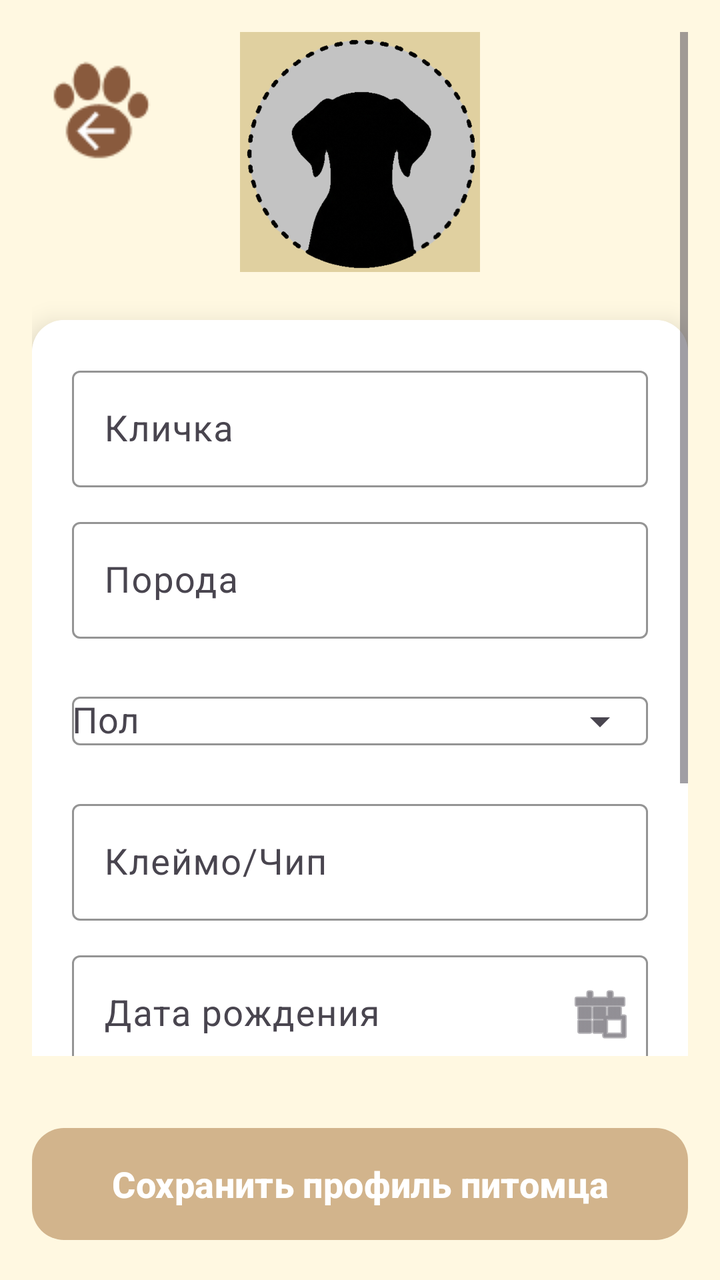
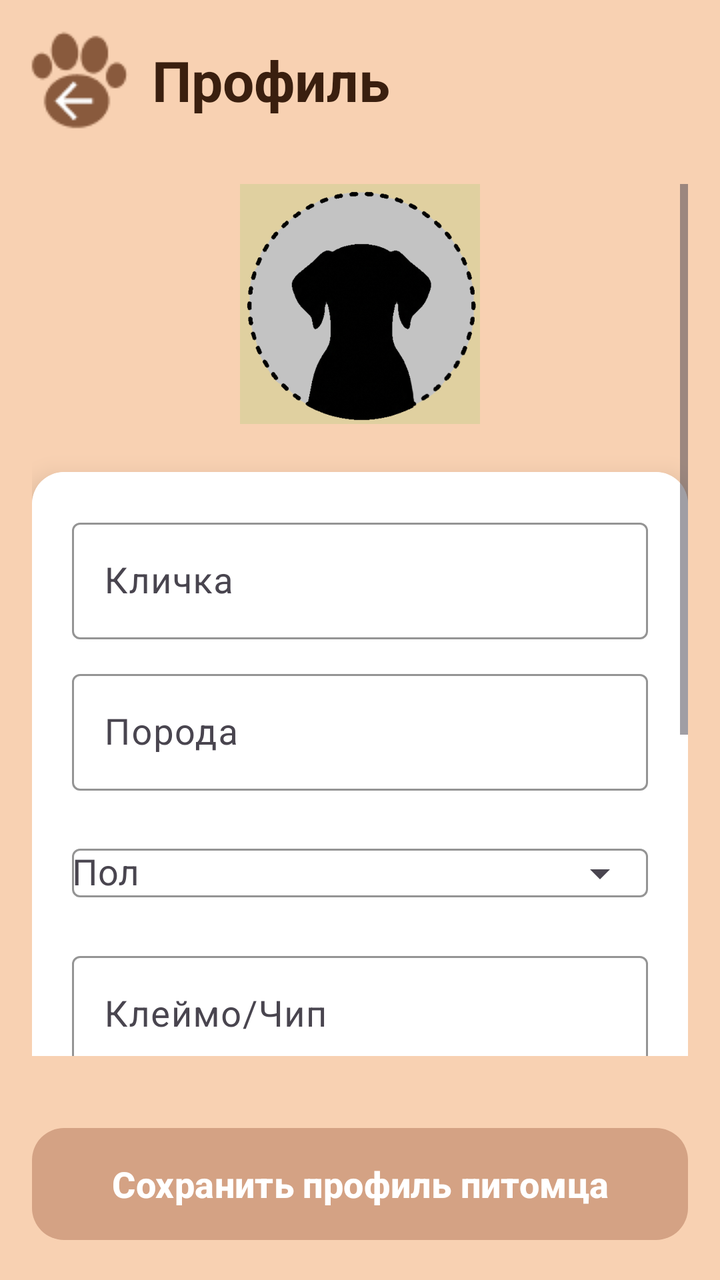

Two renders of the same Android screen: before a commit and after it. Below are the layout's source before the change and the commit's diff.
<!-- AndroidManifest.xml: application theme Theme.MyPet -->
<!-- res/layout/activity_pet_profile.xml -->
<?xml version="1.0" encoding="utf-8"?>
<RelativeLayout xmlns:android="http://schemas.android.com/apk/res/android"
    xmlns:app="http://schemas.android.com/apk/res-auto"
    android:layout_width="match_parent"
    android:layout_height="match_parent"
    android:background="#FFF8E1">

    
    <ImageButton
        android:id="@+id/btnBackToMenu"
        android:layout_width="70dp"
        android:layout_height="70dp"
        android:layout_alignParentStart="true"
        android:layout_marginStart="16dp"
        android:layout_marginTop="20dp"
        android:background="?attr/selectableItemBackground"
        android:src="@drawable/back_btn1" />

    <ScrollView
        android:layout_width="match_parent"
        android:layout_height="match_parent"
        android:layout_above="@+id/btnSave"
        android:padding="16dp">

        <LinearLayout
            android:layout_width="match_parent"
            android:layout_height="wrap_content"
            android:orientation="vertical">


            <ImageView
                android:id="@+id/ivProfilePhoto"
                android:layout_width="120dp"
                android:layout_height="120dp"
                android:layout_gravity="center"
                android:layout_marginBottom="24dp"
                android:background="#E0D0A0"
                android:scaleType="centerCrop"
                android:src="@drawable/usericon" />


            <androidx.cardview.widget.CardView
                android:layout_width="match_parent"
                android:layout_height="wrap_content"
                app:cardCornerRadius="16dp"
                app:cardElevation="8dp"
                android:layout_marginBottom="20dp">

                <LinearLayout
                    android:layout_width="match_parent"
                    android:layout_height="wrap_content"
                    android:background="#FFFFFF"
                    android:orientation="vertical"
                    android:padding="20dp">


                    <com.google.android.material.textfield.TextInputLayout
                        android:layout_width="match_parent"
                        android:layout_height="wrap_content"
                        android:hint="Кличка"
                        app:boxStrokeColor="@color/brown"
                        app:hintTextColor="@color/brown">

                        <com.google.android.material.textfield.TextInputEditText
                            android:id="@+id/etNickname"
                            android:layout_width="match_parent"
                            android:layout_height="wrap_content"
                            android:textColor="@color/brown"
                            android:textSize="18sp" />
                    </com.google.android.material.textfield.TextInputLayout>

                    <com.google.android.material.textfield.TextInputLayout
                        android:layout_width="match_parent"
                        android:layout_height="wrap_content"
                        android:layout_marginTop="12dp"
                        android:hint="Порода"
                        app:boxStrokeColor="@color/brown"
                        app:hintTextColor="@color/brown">

                        <com.google.android.material.textfield.TextInputEditText
                            android:id="@+id/etBreed"
                            android:layout_width="match_parent"
                            android:layout_height="wrap_content"
                            android:textColor="@color/brown"
                            android:textSize="18sp" />
                    </com.google.android.material.textfield.TextInputLayout>


                    <com.google.android.material.textfield.TextInputLayout
                        android:layout_width="match_parent"
                        android:layout_height="wrap_content"
                        android:layout_marginTop="12dp"
                        android:hint="Пол"
                        app:boxStrokeColor="@color/brown"
                        app:hintTextColor="@color/brown"
                        app:endIconMode="dropdown_menu">

                        <AutoCompleteTextView
                            android:id="@+id/spGender"
                            android:layout_width="match_parent"
                            android:layout_height="wrap_content"

                            android:textColor="@color/brown"
                            android:textSize="18sp" />
                    </com.google.android.material.textfield.TextInputLayout>

                    <com.google.android.material.textfield.TextInputLayout
                        android:layout_width="match_parent"
                        android:layout_height="wrap_content"
                        android:layout_marginTop="12dp"
                        android:hint="Клеймо/Чип"
                        app:boxStrokeColor="@color/brown"
                        app:hintTextColor="@color/brown">

                        <com.google.android.material.textfield.TextInputEditText
                            android:id="@+id/etChip"
                            android:layout_width="match_parent"
                            android:layout_height="wrap_content"
                            android:inputType="text"
                            android:textColor="@color/brown"
                            android:textSize="18sp" />
                    </com.google.android.material.textfield.TextInputLayout>

                    
                    <com.google.android.material.textfield.TextInputLayout
                        android:layout_width="match_parent"
                        android:layout_height="wrap_content"
                        android:layout_marginTop="12dp"
                        android:hint="Дата рождения"
                        app:boxStrokeColor="@color/brown"
                        app:hintTextColor="@color/brown"
                        app:endIconMode="custom"
                        app:endIconDrawable="@android:drawable/ic_menu_today">

                        <com.google.android.material.textfield.TextInputEditText
                            android:id="@+id/etBirthDate"
                            android:layout_width="match_parent"
                            android:layout_height="wrap_content"
                            android:focusable="false"
                            android:textColor="@color/brown"
                            android:textSize="18sp" />
                    </com.google.android.material.textfield.TextInputLayout>

                    
                    <com.google.android.material.textfield.TextInputLayout
                        android:layout_width="match_parent"
                        android:layout_height="wrap_content"
                        android:layout_marginTop="12dp"
                        android:hint="Возраст"
                        app:boxStrokeColor="@color/brown"
                        app:hintTextColor="@color/brown"
                        app:boxBackgroundMode="filled">

                        <com.google.android.material.textfield.TextInputEditText
                            android:id="@+id/etAge"
                            android:layout_width="match_parent"
                            android:layout_height="wrap_content"
                            android:enabled="false"
                            android:focusable="false"
                            android:background="?attr/selectableItemBackground"
                            android:textColor="@color/brown"
                            android:textSize="18sp" />
                    </com.google.android.material.textfield.TextInputLayout>

                </LinearLayout>
            </androidx.cardview.widget.CardView>


            <LinearLayout
                android:id="@+id/llCustomParams"
                android:layout_width="match_parent"
                android:layout_height="wrap_content"
                android:orientation="vertical"
                android:layout_marginBottom="24dp" />


            <com.google.android.material.floatingactionbutton.FloatingActionButton
                android:id="@+id/ivAddParam"
                android:layout_width="55dp"
                android:layout_height="56dp"
                android:layout_gravity="start|top"
                android:layout_marginBottom="16dp"
                android:contentDescription="Добавить параметр"
                android:src="@android:drawable/ic_input_add"
                app:backgroundTint="#D2B48C"
                app:tint="#FFFFFF" />

        </LinearLayout>
    </ScrollView>


    <Button
        android:id="@+id/btnSave"
        android:layout_width="match_parent"
        android:layout_height="64dp"
        android:layout_alignParentBottom="true"
        android:layout_margin="16dp"
        android:text="Сохранить профиль питомца"
        android:textAllCaps="false"
        android:textColor="#FFFFFF"
        android:textSize="18sp"
        android:textStyle="bold"
        app:backgroundTint="#D2B48C"
        app:cornerRadius="16dp" />

</RelativeLayout>
<!-- resources referenced by this layout -->
<resources>
  <color name="brown">#895A3D</color>
  <!-- drawable back_btn1: png bitmap (drawable, 1809 bytes) -->
  <!-- drawable usericon: png bitmap (drawable, 270640 bytes) -->
  <style name="Theme.MyPet" parent="Base.Theme.MyPet" />
  <style name="Base.Theme.MyPet" parent="Theme.Material3.DayNight.NoActionBar">
          
          
      </style>
</resources>

<!-- the commit's change to res/layout/activity_pet_profile.xml (unified diff, before → after) -->
@@ -3,24 +3,45 @@
     xmlns:app="http://schemas.android.com/apk/res-auto"
     android:layout_width="match_parent"
     android:layout_height="match_parent"
-    android:background="#FFF8E1">
-
-    
-    <ImageButton
-        android:id="@+id/btnBackToMenu"
-        android:layout_width="70dp"
-        android:layout_height="70dp"
-        android:layout_alignParentStart="true"
-        android:layout_marginStart="16dp"
-        android:layout_marginTop="20dp"
-        android:background="?attr/selectableItemBackground"
-        android:src="@drawable/back_btn1" />
+    android:background="#F8D1B2">
+
+
+    <LinearLayout
+        android:id="@+id/headerLayout"
+        android:layout_width="wrap_content"
+        android:layout_height="wrap_content"
+        android:layout_marginStart="12dp"
+        android:layout_marginTop="12dp"
+        android:orientation="horizontal"
+        android:gravity="center_vertical">
+
+        <ImageButton
+            android:id="@+id/btnBackToMenu"
+            android:layout_width="56dp"
+            android:layout_height="56dp"
+            android:background="?attr/selectableItemBackgroundBorderless"
+            android:padding="10dp"
+            android:src="@drawable/back_btn1" />
+
+        <TextView
+            android:id="@+id/tvProfileTitle"
+            android:layout_width="wrap_content"
+            android:layout_height="wrap_content"
+            android:layout_marginStart="8dp"
+            android:text="Профиль"
+            android:textColor="#3A1F0F"
+            android:textSize="28sp"
+            android:textStyle="bold" />
+
+    </LinearLayout>
 
     <ScrollView
         android:layout_width="match_parent"
         android:layout_height="match_parent"
+        android:layout_below="@id/headerLayout"
         android:layout_above="@+id/btnSave"
-        android:padding="16dp">
+        android:padding="16dp"
+        android:layout_marginTop="8dp">
 
         <LinearLayout
             android:layout_width="match_parent"
@@ -121,7 +142,7 @@
                             android:textSize="18sp" />
                     </com.google.android.material.textfield.TextInputLayout>
 
-                    
+
                     <com.google.android.material.textfield.TextInputLayout
                         android:layout_width="match_parent"
                         android:layout_height="wrap_content"
@@ -141,7 +162,7 @@
                             android:textSize="18sp" />
                     </com.google.android.material.textfield.TextInputLayout>
 
-                    
+
                     <com.google.android.material.textfield.TextInputLayout
                         android:layout_width="match_parent"
                         android:layout_height="wrap_content"
@@ -182,7 +203,7 @@
                 android:layout_marginBottom="16dp"
                 android:contentDescription="Добавить параметр"
                 android:src="@android:drawable/ic_input_add"
-                app:backgroundTint="#D2B48C"
+                app:backgroundTint="#D4A284"
                 app:tint="#FFFFFF" />
 
         </LinearLayout>
@@ -200,7 +221,7 @@
         android:textColor="#FFFFFF"
         android:textSize="18sp"
         android:textStyle="bold"
-        app:backgroundTint="#D2B48C"
+        app:backgroundTint="#D4A284"
         app:cornerRadius="16dp" />
 
 </RelativeLayout>
